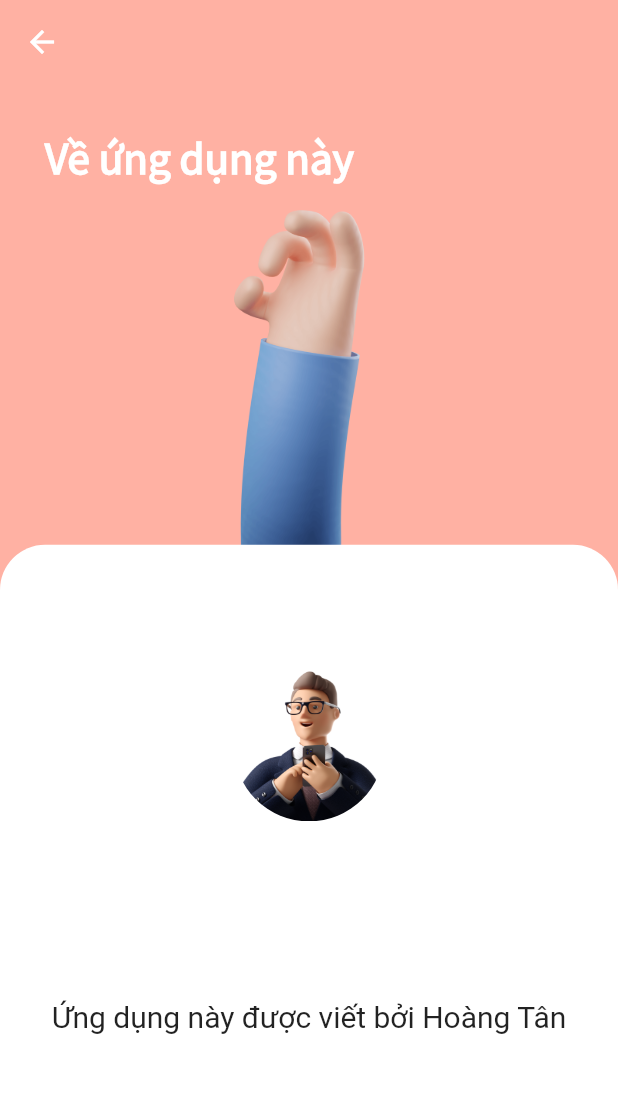
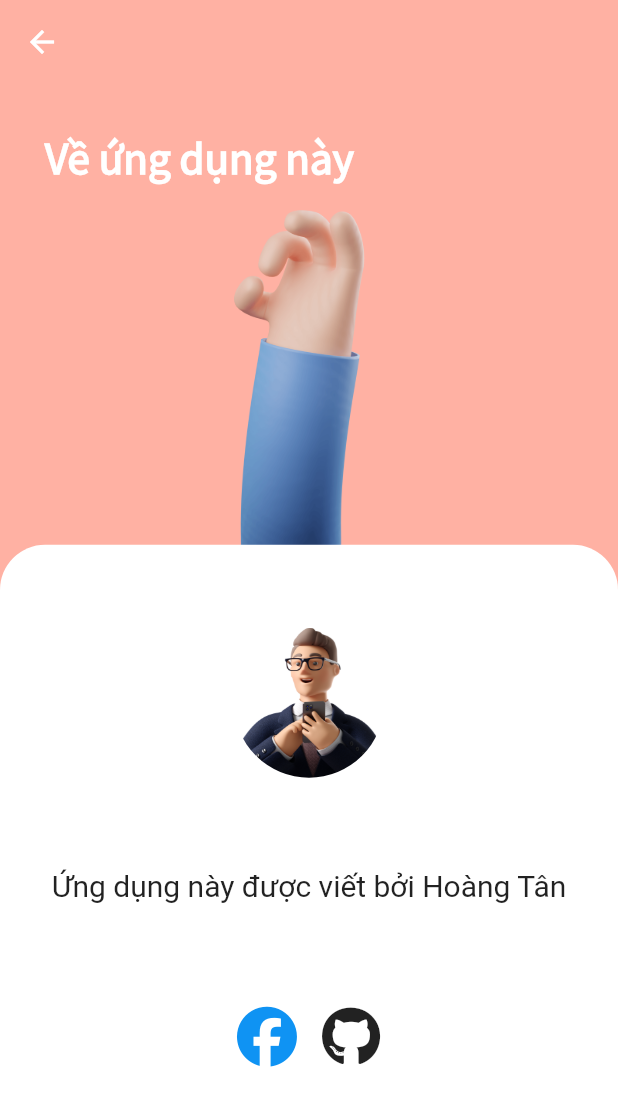
Before and after one commit to htan1901/flutter_todo, a Flutter app: the screen it shows after launch, in the side drawer, after a tap on "Về ứng dụng", on a phone screen of 412 x 824 dp. Shown: the top 1106 px of the screen. Run offline on Flutter 3.47's test engine with Material 2 defaults, Android fonts, the phone set to English and light mode, and no system bars; our stand-ins replace font_awesome_flutter.

Commit message:
complete about.dart

```diff
--- a/lib/screens/about.dart
+++ b/lib/screens/about.dart
@@ -1,5 +1,7 @@
 import 'package:flutter/material.dart';
+import 'package:font_awesome_flutter/font_awesome_flutter.dart';
 import 'package:todo/styles/text_style.dart';
+import 'package:url_launcher/url_launcher.dart';
 
 class AboutPage extends StatelessWidget {
   const AboutPage({Key? key}) : super(key: key);
@@ -60,7 +62,28 @@ class AboutPage extends StatelessWidget {
                   radius: 50,
                   backgroundImage: AssetImage("assets/images/avt.png"),
                 ),
-                Text("Ứng dụng này được viết bởi Hoàng Tân", style: CustomTextStyle.aboutDescriptionStyle,),
+                Text(
+                  "Ứng dụng này được viết bởi Hoàng Tân",
+                  style: CustomTextStyle.aboutDescriptionStyle,
+                ),
+                Row(
+                  mainAxisAlignment: MainAxisAlignment.center,
+                  children: [
+                    IconButton(
+                        onPressed: () {
+                          launchUrl(Uri.parse('https://facebook.com/htan1901'));
+                        },
+                        color: const Color.fromRGBO(15, 147, 243, 1),
+                        icon: const FaIcon(FontAwesomeIcons.facebook),
+                        iconSize: 40),
+                    IconButton(
+                        onPressed: () {
+                          launchUrl(Uri.parse('https://github.com/htan1901'));
+                        },
+                        icon: const FaIcon(FontAwesomeIcons.github),
+                        iconSize: 40),
+                  ],
+                )
               ],
             ),
           ),
--- a/pubspec.yaml
+++ b/pubspec.yaml
@@ -35,6 +35,7 @@ dependencies:
   # Use with the CupertinoIcons class for iOS style icons.
   cupertino_icons: ^1.0.2
   url_launcher: ^6.1.2
+  font_awesome_flutter: ^10.1.0
 
 dev_dependencies:
   flutter_test:
```
Also changed, not shown: pubspec.lock.
